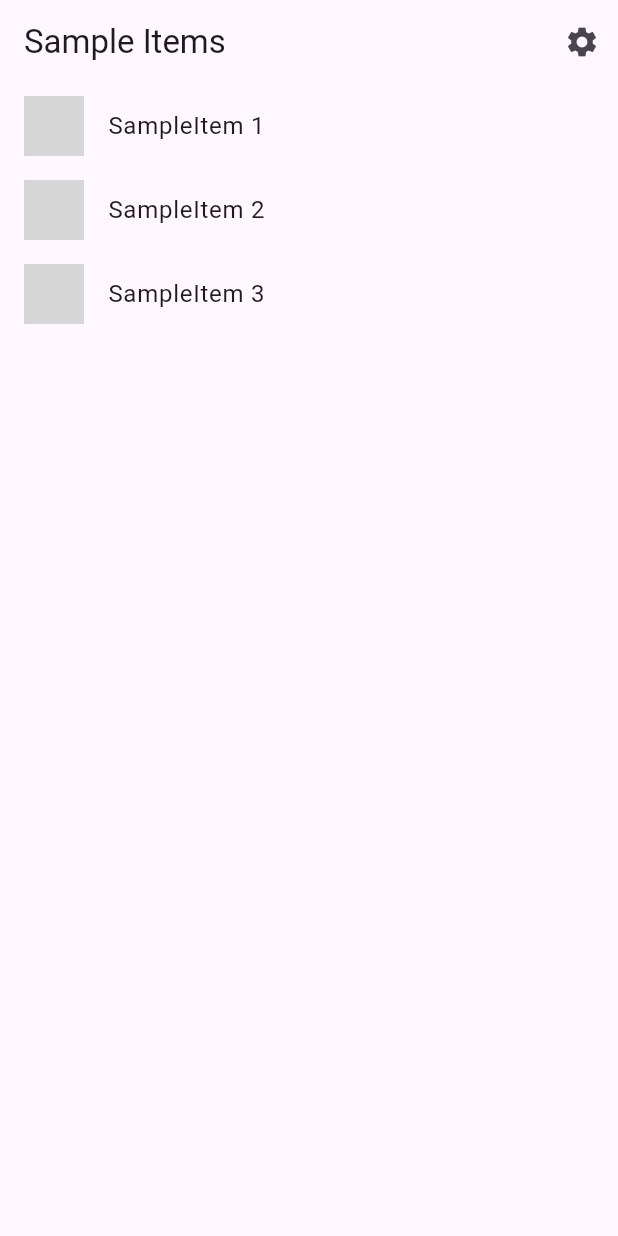
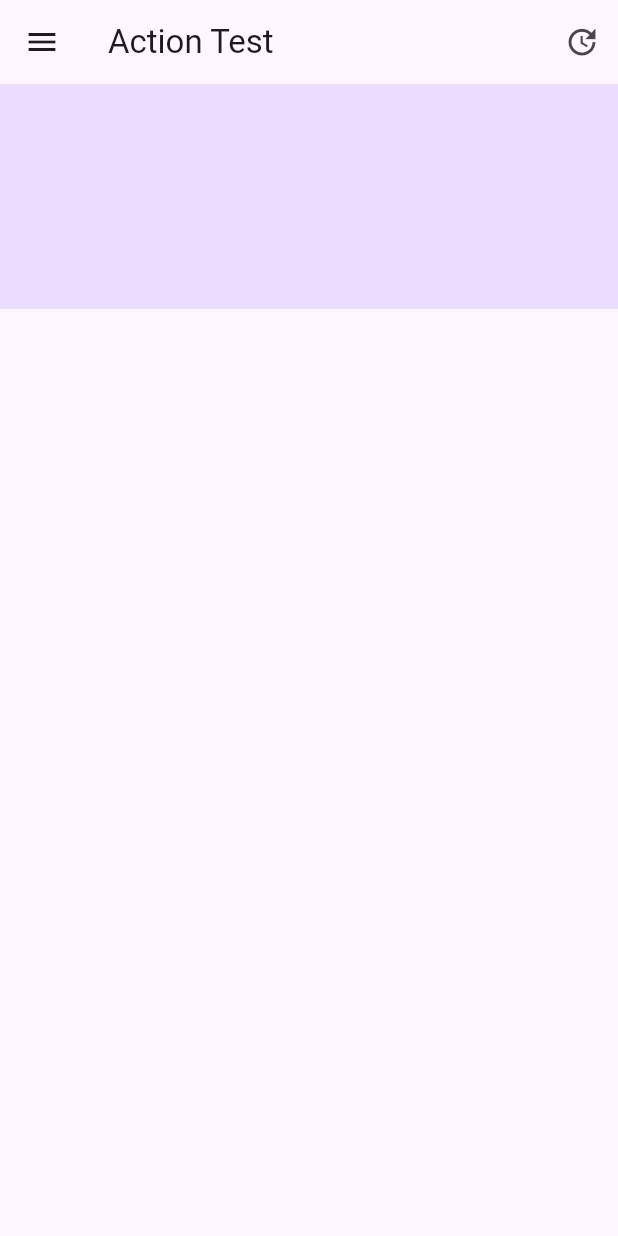
Before and after one commit to mw-138/actions-test, a Flutter app: the screen it shows after launch, on a phone screen of 412 x 824 dp. Run offline on Flutter 3.47's test engine with Material 2 defaults, Android fonts, the light colour scheme and no system bars; missing offline and left inert: auto_update; grey boxes are pictures that could not be loaded.

Commit message:
Added update button

```diff
--- a/lib/main.dart
+++ b/lib/main.dart
@@ -1,20 +1,21 @@
 import 'package:flutter/material.dart';
 
-import 'src/app.dart';
-import 'src/settings/settings_controller.dart';
-import 'src/settings/settings_service.dart';
+import 'src/homepage.dart';
 
-void main() async {
-  // Set up the SettingsController, which will glue user settings to multiple
-  // Flutter Widgets.
-  final settingsController = SettingsController(SettingsService());
+void main() {
+  runApp(const MyApp());
+}
 
-  // Load the user's preferred theme while the splash screen is displayed.
-  // This prevents a sudden theme change when the app is first displayed.
-  await settingsController.loadSettings();
+class MyApp extends StatelessWidget {
+  const MyApp({super.key});
 
-  // Run the app and pass in the SettingsController. The app listens to the
-  // SettingsController for changes, then passes it further down to the
-  // SettingsView.
-  runApp(MyApp(settingsController: settingsController));
+  @override
+  Widget build(BuildContext context) {
+    return MaterialApp(
+      debugShowCheckedModeBanner: false,
+      theme: ThemeData.light(useMaterial3: true),
+      darkTheme: ThemeData.dark(useMaterial3: true),
+      home: const HomePage(),
+    );
+  }
 }
--- a/lib/src/app.dart
+++ /dev/null
@@ -1,131 +0,0 @@
-import 'package:auto_update/auto_update.dart';
-import 'package:flutter/material.dart';
-import 'package:flutter/services.dart';
-import 'package:flutter_gen/gen_l10n/app_localizations.dart';
-import 'package:flutter_localizations/flutter_localizations.dart';
-
-import 'sample_feature/sample_item_details_view.dart';
-import 'sample_feature/sample_item_list_view.dart';
-import 'settings/settings_controller.dart';
-import 'settings/settings_view.dart';
-
-class MyApp extends StatefulWidget {
-  const MyApp({
-    super.key,
-    required this.settingsController,
-  });
-
-  final SettingsController settingsController;
-
-  @override
-  State<MyApp> createState() => _MyAppState();
-}
-
-class _MyAppState extends State<MyApp> {
-  Map<dynamic, dynamic> _packageUpdateUrl = {};
-
-  @override
-  void initState() {
-    super.initState();
-    initPlatformState();
-  }
-
-  Future<void> initPlatformState() async {
-    Map<dynamic, dynamic> updateUrl;
-    // Platform messages may fail, so we use a try/catch PlatformException.
-    // We also handle the message potentially returning null.
-    try {
-      updateUrl = await AutoUpdate.fetchGithub('mw-138', 'actions-test');
-    } on PlatformException {
-      updateUrl = {'assetUrl': 'Failed to get the url of the new release.'};
-    }
-
-    // If the widget was removed from the tree while the asynchronous platform
-    // message was in flight, we want to discard the reply rather than calling
-    // setState to update our non-existent appearance.
-    if (!mounted) return;
-
-    setState(() async {
-      _packageUpdateUrl = updateUrl;
-
-      if (_packageUpdateUrl['assetUrl'] == '') {
-        /* aplication is up-to-date */
-        print('up-to-date');
-      } else if (_packageUpdateUrl['assetUrl'].isEmpty()) {
-        /* package or user don't found */
-        print('package or user not found');
-      } else {
-        /* update url found */
-        print('url found');
-        await AutoUpdate.downloadAndUpdate(_packageUpdateUrl['assetUrl']);
-      }
-    });
-  }
-
-  @override
-  Widget build(BuildContext context) {
-    // Glue the SettingsController to the MaterialApp.
-    //
-    // The ListenableBuilder Widget listens to the SettingsController for changes.
-    // Whenever the user updates their settings, the MaterialApp is rebuilt.
-    return ListenableBuilder(
-      listenable: widget.settingsController,
-      builder: (BuildContext context, Widget? child) {
-        return MaterialApp(
-          // Providing a restorationScopeId allows the Navigator built by the
-          // MaterialApp to restore the navigation stack when a user leaves and
-          // returns to the app after it has been killed while running in the
-          // background.
-          restorationScopeId: 'app',
-
-          // Provide the generated AppLocalizations to the MaterialApp. This
-          // allows descendant Widgets to display the correct translations
-          // depending on the user's locale.
-          localizationsDelegates: const [
-            AppLocalizations.delegate,
-            GlobalMaterialLocalizations.delegate,
-            GlobalWidgetsLocalizations.delegate,
-            GlobalCupertinoLocalizations.delegate,
-          ],
-          supportedLocales: const [
-            Locale('en', ''), // English, no country code
-          ],
-
-          // Use AppLocalizations to configure the correct application title
-          // depending on the user's locale.
-          //
-          // The appTitle is defined in .arb files found in the localization
-          // directory.
-          onGenerateTitle: (BuildContext context) =>
-              AppLocalizations.of(context)!.appTitle,
-
-          // Define a light and dark color theme. Then, read the user's
-          // preferred ThemeMode (light, dark, or system default) from the
-          // SettingsController to display the correct theme.
-          theme: ThemeData.light(useMaterial3: true),
-          darkTheme: ThemeData.dark(useMaterial3: true),
-          themeMode: widget.settingsController.themeMode,
-
-          // Define a function to handle named routes in order to support
-          // Flutter web url navigation and deep linking.
-          onGenerateRoute: (RouteSettings routeSettings) {
-            return MaterialPageRoute<void>(
-              settings: routeSettings,
-              builder: (BuildContext context) {
-                switch (routeSettings.name) {
-                  case SettingsView.routeName:
-                    return SettingsView(controller: widget.settingsController);
-                  case SampleItemDetailsView.routeName:
-                    return const SampleItemDetailsView();
-                  case SampleItemListView.routeName:
-                  default:
-                    return const SampleItemListView();
-                }
-              },
-            );
-          },
-        );
-      },
-    );
-  }
-}
--- /dev/null
+++ b/lib/src/homepage.dart
@@ -0,0 +1,89 @@
+import 'package:auto_update/auto_update.dart';
+import 'package:flutter/material.dart';
+import 'package:flutter/services.dart';
+
+class HomePage extends StatefulWidget {
+  const HomePage({super.key});
+
+  @override
+  State<HomePage> createState() => _HomePageState();
+}
+
+class _HomePageState extends State<HomePage> {
+  Map<dynamic, dynamic> _packageUpdateUrl = {};
+
+  @override
+  void initState() {
+    super.initState();
+    initPlatformState();
+  }
+
+  void _openUpdateDialog() {
+    showDialog(
+        context: context,
+        builder: (context) {
+          return AlertDialog(
+              title: const Text('Update Available'),
+              content: const Text('There is a new update available!'),
+              actions: [
+                MaterialButton(
+                    child: const Text('Update'),
+                    onPressed: () async {
+                      await AutoUpdate.downloadAndUpdate(
+                          _packageUpdateUrl['assetUrl']);
+                    })
+              ]);
+        });
+  }
+
+  Future<void> initPlatformState() async {
+    Map<dynamic, dynamic> updateUrl;
+    // Platform messages may fail, so we use a try/catch PlatformException.
+    // We also handle the message potentially returning null.
+    try {
+      updateUrl = await AutoUpdate.fetchGithub('mw-138', 'actions-test');
+    } on PlatformException {
+      updateUrl = {'assetUrl': 'Failed to get the url of the new release.'};
+    }
+
+    // If the widget was removed from the tree while the asynchronous platform
+    // message was in flight, we want to discard the reply rather than calling
+    // setState to update our non-existent appearance.
+    if (!mounted) return;
+
+    setState(() async {
+      _packageUpdateUrl = updateUrl;
+
+      if (_packageUpdateUrl['assetUrl'] == '') {
+        ScaffoldMessenger.of(context).showSnackBar(const SnackBar(
+          content: Text("App is up-to-date"),
+        ));
+      } else if (_packageUpdateUrl['assetUrl'].isEmpty()) {
+        ScaffoldMessenger.of(context).showSnackBar(const SnackBar(
+          content: Text("Package or user not found"),
+        ));
+      } else {
+        _openUpdateDialog();
+      }
+    });
+  }
+
+  @override
+  Widget build(BuildContext context) {
+    return Scaffold(
+      appBar: AppBar(
+        title: const Text('Action Test'),
+        actions: [
+          IconButton(
+              onPressed: initPlatformState, icon: const Icon(Icons.update))
+        ],
+      ),
+      drawer: Drawer(),
+      body: SafeArea(
+          child: Container(
+        height: 150,
+        color: Theme.of(context).colorScheme.primaryContainer,
+      )),
+    );
+  }
+}
--- a/lib/src/localization/app_en.arb
+++ /dev/null
@@ -1,6 +0,0 @@
-{
-  "appTitle": "actions_test",
-  "@appTitle": {
-    "description": "The title of the application"
-  }
-}
--- a/lib/src/sample_feature/sample_item.dart
+++ /dev/null
@@ -1,6 +0,0 @@
-/// A placeholder class that represents an entity or model.
-class SampleItem {
-  const SampleItem(this.id);
-
-  final int id;
-}
--- a/lib/src/sample_feature/sample_item_list_view.dart
+++ /dev/null
@@ -1,71 +0,0 @@
-import 'package:flutter/material.dart';
-
-import '../settings/settings_view.dart';
-import 'sample_item.dart';
-import 'sample_item_details_view.dart';
-
-/// Displays a list of SampleItems.
-class SampleItemListView extends StatelessWidget {
-  const SampleItemListView({
-    super.key,
-    this.items = const [SampleItem(1), SampleItem(2), SampleItem(3)],
-  });
-
-  static const routeName = '/';
-
-  final List<SampleItem> items;
-
-  @override
-  Widget build(BuildContext context) {
-    return Scaffold(
-      appBar: AppBar(
-        title: const Text('Sample Items'),
-        actions: [
-          IconButton(
-            icon: const Icon(Icons.settings),
-            onPressed: () {
-              // Navigate to the settings page. If the user leaves and returns
-              // to the app after it has been killed while running in the
-              // background, the navigation stack is restored.
-              Navigator.restorablePushNamed(context, SettingsView.routeName);
-            },
-          ),
-        ],
-      ),
-
-      // To work with lists that may contain a large number of items, it’s best
-      // to use the ListView.builder constructor.
-      //
-      // In contrast to the default ListView constructor, which requires
-      // building all Widgets up front, the ListView.builder constructor lazily
-      // builds Widgets as they’re scrolled into view.
-      body: ListView.builder(
-        // Providing a restorationId allows the ListView to restore the
-        // scroll position when a user leaves and returns to the app after it
-        // has been killed while running in the background.
-        restorationId: 'sampleItemListView',
-        itemCount: items.length,
-        itemBuilder: (BuildContext context, int index) {
-          final item = items[index];
-
-          return ListTile(
-            title: Text('SampleItem ${item.id}'),
-            leading: const CircleAvatar(
-              // Display the Flutter Logo image asset.
-              foregroundImage: AssetImage('assets/images/flutter_logo.png'),
-            ),
-            onTap: () {
-              // Navigate to the details page. If the user leaves and returns to
-              // the app after it has been killed while running in the
-              // background, the navigation stack is restored.
-              Navigator.restorablePushNamed(
-                context,
-                SampleItemDetailsView.routeName,
-              );
-            }
-          );
-        },
-      ),
-    );
-  }
-}
--- a/lib/src/settings/settings_controller.dart
+++ /dev/null
@@ -1,50 +0,0 @@
-import 'package:flutter/material.dart';
-
-import 'settings_service.dart';
-
-/// A class that many Widgets can interact with to read user settings, update
-/// user settings, or listen to user settings changes.
-///
-/// Controllers glue Data Services to Flutter Widgets. The SettingsController
-/// uses the SettingsService to store and retrieve user settings.
-class SettingsController with ChangeNotifier {
-  SettingsController(this._settingsService);
-
-  // Make SettingsService a private variable so it is not used directly.
-  final SettingsService _settingsService;
-
-  // Make ThemeMode a private variable so it is not updated directly without
-  // also persisting the changes with the SettingsService.
-  late ThemeMode _themeMode;
-
-  // Allow Widgets to read the user's preferred ThemeMode.
-  ThemeMode get themeMode => _themeMode;
-
-  /// Load the user's settings from the SettingsService. It may load from a
-  /// local database or the internet. The controller only knows it can load the
-  /// settings from the service.
-  Future<void> loadSettings() async {
-    _themeMode = await _settingsService.themeMode();
-
-    // Important! Inform listeners a change has occurred.
-    notifyListeners();
-  }
-
-  /// Update and persist the ThemeMode based on the user's selection.
-  Future<void> updateThemeMode(ThemeMode? newThemeMode) async {
-    if (newThemeMode == null) return;
-
-    // Do not perform any work if new and old ThemeMode are identical
-    if (newThemeMode == _themeMode) return;
-
-    // Otherwise, store the new ThemeMode in memory
-    _themeMode = newThemeMode;
-
-    // Important! Inform listeners a change has occurred.
-    notifyListeners();
-
-    // Persist the changes to a local database or the internet using the
-    // SettingService.
-    await _settingsService.updateThemeMode(newThemeMode);
-  }
-}
--- a/lib/src/settings/settings_service.dart
+++ /dev/null
@@ -1,17 +0,0 @@
-import 'package:flutter/material.dart';
-
-/// A service that stores and retrieves user settings.
-///
-/// By default, this class does not persist user settings. If you'd like to
-/// persist the user settings locally, use the shared_preferences package. If
-/// you'd like to store settings on a web server, use the http package.
-class SettingsService {
-  /// Loads the User's preferred ThemeMode from local or remote storage.
-  Future<ThemeMode> themeMode() async => ThemeMode.system;
-
-  /// Persists the user's preferred ThemeMode to local or remote storage.
-  Future<void> updateThemeMode(ThemeMode theme) async {
-    // Use the shared_preferences package to persist settings locally or the
-    // http package to persist settings over the network.
-  }
-}
--- a/lib/src/settings/settings_view.dart
+++ /dev/null
@@ -1,51 +0,0 @@
-import 'package:flutter/material.dart';
-
-import 'settings_controller.dart';
-
-/// Displays the various settings that can be customized by the user.
-///
-/// When a user changes a setting, the SettingsController is updated and
-/// Widgets that listen to the SettingsController are rebuilt.
-class SettingsView extends StatelessWidget {
-  const SettingsView({super.key, required this.controller});
-
-  static const routeName = '/settings';
-
-  final SettingsController controller;
-
-  @override
-  Widget build(BuildContext context) {
-    return Scaffold(
-      appBar: AppBar(
-        title: const Text('Settings'),
-      ),
-      body: Padding(
-        padding: const EdgeInsets.all(16),
-        // Glue the SettingsController to the theme selection DropdownButton.
-        //
-        // When a user selects a theme from the dropdown list, the
-        // SettingsController is updated, which rebuilds the MaterialApp.
-        child: DropdownButton<ThemeMode>(
-          // Read the selected themeMode from the controller
-          value: controller.themeMode,
-          // Call the updateThemeMode method any time the user selects a theme.
-          onChanged: controller.updateThemeMode,
-          items: const [
-            DropdownMenuItem(
-              value: ThemeMode.system,
-              child: Text('System Theme'),
-            ),
-            DropdownMenuItem(
-              value: ThemeMode.light,
-              child: Text('Light Theme'),
-            ),
-            DropdownMenuItem(
-              value: ThemeMode.dark,
-              child: Text('Dark Theme'),
-            )
-          ],
-        ),
-      ),
-    );
-  }
-}
```
Also changed, not shown: lib/src/sample_feature/sample_item_details_view.dart (deleted, +0 -20 lines).
